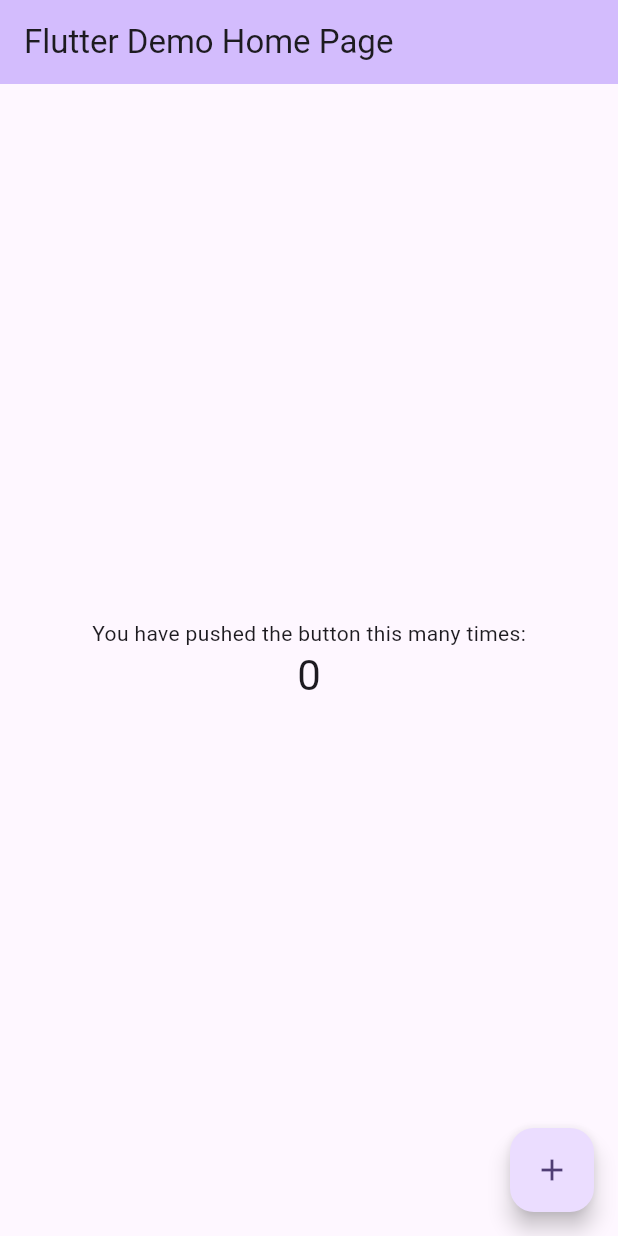
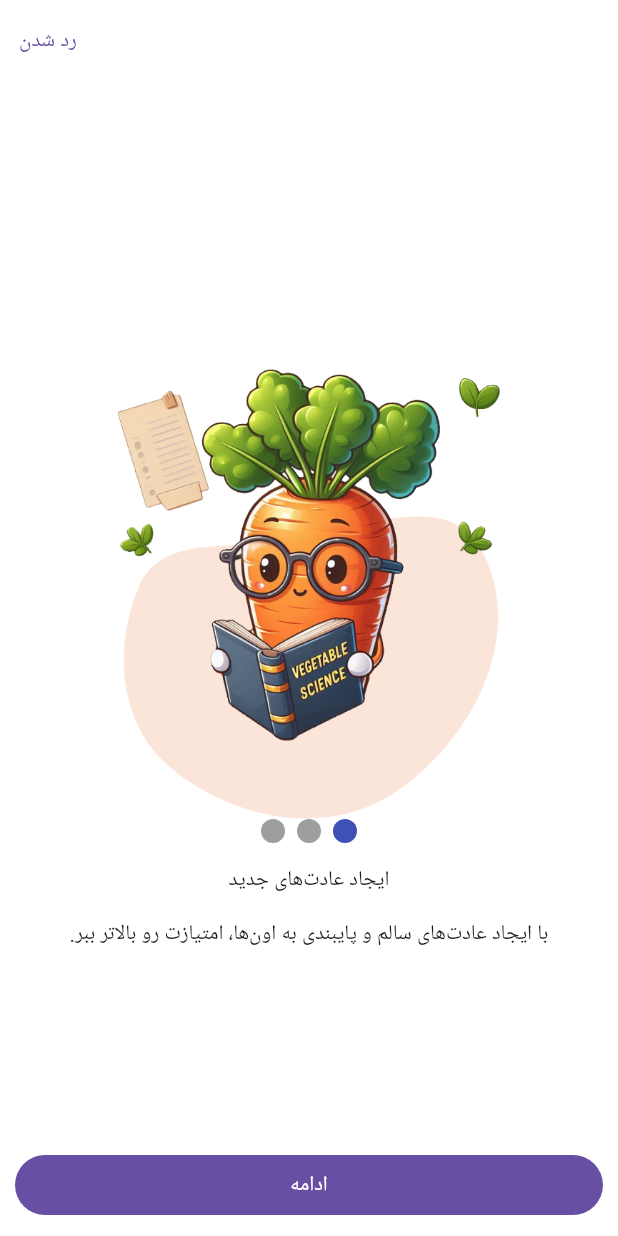
Before and after one commit to Fateme-Aghababaei/karat_habit_tracker_app, a Flutter app: the screen it shows after launch, on a phone screen of 412 x 824 dp. Run offline on Flutter 3.47's test engine with Material 3 defaults, Android fonts, the phone set to English and light mode, and no system bars; drawn by our look-alikes of smooth_page_indicator.

Commit message:
onboarding screens created

```diff
--- a/lib/main.dart
+++ b/lib/main.dart
@@ -1,125 +1,28 @@
 import 'package:flutter/material.dart';
+import 'package:flutter_localizations/flutter_localizations.dart';
+import 'package:karat_habit_tracker_app/view/onboarding_screens/onboarding_screen.dart';
 
 void main() {
   runApp(const MyApp());
 }
 
 class MyApp extends StatelessWidget {
-  const MyApp({super.key});
+  const MyApp({Key? key}) : super(key: key);
 
-  // This widget is the root of your application.
   @override
   Widget build(BuildContext context) {
-    return MaterialApp(
-      title: 'Flutter Demo',
-      theme: ThemeData(
-        // This is the theme of your application.
-        //
-        // TRY THIS: Try running your application with "flutter run". You'll see
-        // the application has a purple toolbar. Then, without quitting the app,
-        // try changing the seedColor in the colorScheme below to Colors.green
-        // and then invoke "hot reload" (save your changes or press the "hot
-        // reload" button in a Flutter-supported IDE, or press "r" if you used
-        // the command line to start the app).
-        //
-        // Notice that the counter didn't reset back to zero; the application
-        // state is not lost during the reload. To reset the state, use hot
-        // restart instead.
-        //
-        // This works for code too, not just values: Most code changes can be
-        // tested with just a hot reload.
-        colorScheme: ColorScheme.fromSeed(seedColor: Colors.deepPurple),
-        useMaterial3: true,
-      ),
-      home: const MyHomePage(title: 'Flutter Demo Home Page'),
+    return const MaterialApp(
+      localizationsDelegates: [
+        GlobalCupertinoLocalizations.delegate,
+        GlobalMaterialLocalizations.delegate,
+        GlobalWidgetsLocalizations.delegate,
+      ],
+      supportedLocales: [
+        Locale("fa", "IR"),
+      ],
+      locale: Locale("fa", "IR"),
+      debugShowCheckedModeBanner: false,
+      home: onBoardingScreen(),
     );
   }
 }
-
-class MyHomePage extends StatefulWidget {
-  const MyHomePage({super.key, required this.title});
-
-  // This widget is the home page of your application. It is stateful, meaning
-  // that it has a State object (defined below) that contains fields that affect
-  // how it looks.
-
-  // This class is the configuration for the state. It holds the values (in this
-  // case the title) provided by the parent (in this case the App widget) and
-  // used by the build method of the State. Fields in a Widget subclass are
-  // always marked "final".
-
-  final String title;
-
-  @override
-  State<MyHomePage> createState() => _MyHomePageState();
-}
-
-class _MyHomePageState extends State<MyHomePage> {
-  int _counter = 0;
-
-  void _incrementCounter() {
-    setState(() {
-      // This call to setState tells the Flutter framework that something has
-      // changed in this State, which causes it to rerun the build method below
-      // so that the display can reflect the updated values. If we changed
-      // _counter without calling setState(), then the build method would not be
-      // called again, and so nothing would appear to happen.
-      _counter++;
-    });
-  }
-
-  @override
-  Widget build(BuildContext context) {
-    // This method is rerun every time setState is called, for instance as done
-    // by the _incrementCounter method above.
-    //
-    // The Flutter framework has been optimized to make rerunning build methods
-    // fast, so that you can just rebuild anything that needs updating rather
-    // than having to individually change instances of widgets.
-    return Scaffold(
-      appBar: AppBar(
-        // TRY THIS: Try changing the color here to a specific color (to
-        // Colors.amber, perhaps?) and trigger a hot reload to see the AppBar
-        // change color while the other colors stay the same.
-        backgroundColor: Theme.of(context).colorScheme.inversePrimary,
-        // Here we take the value from the MyHomePage object that was created by
-        // the App.build method, and use it to set our appbar title.
-        title: Text(widget.title),
-      ),
-      body: Center(
-        // Center is a layout widget. It takes a single child and positions it
-        // in the middle of the parent.
-        child: Column(
-          // Column is also a layout widget. It takes a list of children and
-          // arranges them vertically. By default, it sizes itself to fit its
-          // children horizontally, and tries to be as tall as its parent.
-          //
-          // Column has various properties to control how it sizes itself and
-          // how it positions its children. Here we use mainAxisAlignment to
-          // center the children vertically; the main axis here is the vertical
-          // axis because Columns are vertical (the cross axis would be
-          // horizontal).
-          //
-          // TRY THIS: Invoke "debug painting" (choose the "Toggle Debug Paint"
-          // action in the IDE, or press "p" in the console), to see the
-          // wireframe for each widget.
-          mainAxisAlignment: MainAxisAlignment.center,
-          children: <Widget>[
-            const Text(
-              'You have pushed the button this many times:',
-            ),
-            Text(
-              '$_counter',
-              style: Theme.of(context).textTheme.headlineMedium,
-            ),
-          ],
-        ),
-      ),
-      floatingActionButton: FloatingActionButton(
-        onPressed: _incrementCounter,
-        tooltip: 'Increment',
-        child: const Icon(Icons.add),
-      ), // This trailing comma makes auto-formatting nicer for build methods.
-    );
-  }
-}
--- /dev/null
+++ b/lib/model/entity/onboarding_info.dart
@@ -0,0 +1,11 @@
+class OnboardingInfo {
+  final String title;
+  final String description;
+  final String image;
+
+  OnboardingInfo({
+    required this.title,
+    required this.description,
+    required this.image,
+  });
+}
--- /dev/null
+++ b/lib/model/entity/onboarding_items.dart
@@ -0,0 +1,23 @@
+import 'onboarding_info.dart';
+
+class OnboardingItems{
+  List<OnboardingInfo> items = [
+    OnboardingInfo(
+      title: 'ایجاد عادت‌های جدید',
+      description: 'با ایجاد عادت‌های سالم و پایبندی به اون‌ها، امتیازت رو بالاتر ببر.',
+      image: 'assets/onboarding1.png',
+    ),
+
+    OnboardingInfo(
+      title: 'شرکت در چالش‌های گروهی',
+      description: 'با شرکت توی چالش‌های گروهی، امتیاز بگیر و جدی‌تر به عادت‌ها و کارهات پایبند شو.',
+      image: 'assets/onboarding2.png',
+    ),
+
+    OnboardingInfo(
+      title: 'پیگیری روند پیشرفت',
+      description: 'با بررسی روند پیشرفتت در کنار رقابت با دیگران، انگیزه‌ات رو بیشتر کن.',
+      image: 'assets/onboarding3.png',
+    ),
+  ];
+}
--- /dev/null
+++ b/lib/view/onboarding_screens/onboarding_screen.dart
@@ -0,0 +1,106 @@
+import 'package:flutter/material.dart';
+import 'package:karat_habit_tracker_app/model/entity/onboarding_items.dart';
+import 'package:smooth_page_indicator/smooth_page_indicator.dart';
+
+class onBoardingScreen extends StatefulWidget {
+  const onBoardingScreen({super.key});
+
+  @override
+  State<onBoardingScreen> createState() => _onBoardingScreenState();
+}
+
+class _onBoardingScreenState extends State<onBoardingScreen> {
+  // controller to keep track of which page we are on
+  final controller = OnboardingItems();
+  final _pageController = PageController();
+
+  bool isLastPage = false;
+
+  @override
+  Widget build(BuildContext context) {
+    return Scaffold(
+      backgroundColor: Colors.white,
+      appBar: isLastPage? null : AppBar(
+        backgroundColor: Colors.white,
+        actions: [
+          TextButton(
+            onPressed: () {
+              _pageController.jumpToPage(2);
+            },
+            child: const Text('رد شدن'),
+          ),
+        ],
+      ),
+
+      bottomSheet: Container(
+        color: Colors.white,
+        padding: const EdgeInsets.symmetric(horizontal: 10, vertical: 10),
+        width: MediaQuery.of(context).size.width,
+        child: isLastPage? authButtons() : FilledButton(onPressed: () {
+              _pageController.nextPage(
+                duration: const Duration(milliseconds: 300),
+                curve: Curves.easeInOut,
+              );
+            }, child: const Text(
+              'ادامه',
+              style: TextStyle(color: Colors.white),
+            )),
+      ),
+
+      body: Container(
+        color: Colors.white,
+        margin: const EdgeInsets.all(15),
+        child: PageView.builder(
+          onPageChanged: (index) => setState(()=> isLastPage = index == controller.items.length - 1),
+            itemCount: controller.items.length,
+            controller: _pageController,
+            itemBuilder: (context, index) {
+              return Column(
+                mainAxisAlignment: MainAxisAlignment.center,
+                children: [
+                  Column(
+                    children: [
+                      Image.asset(controller.items[index].image, height: 300),
+                      SmoothPageIndicator(controller: _pageController, count: 3)
+                    ],
+                  ),
+
+                  const SizedBox(height: 15),
+                  Text(controller.items[index].title),
+                  const SizedBox(height: 15),
+                  Text(controller.items[index].description),
+                ],
+              );
+            },
+          ),
+
+          // Container(
+          //   alignment: Alignment(0, 0.5),
+          //     child: SmoothPageIndicator(controller: _pageController, count: 3)
+          // ),
+      )
+    );
+  }
+
+  // sign up and login button
+  Widget authButtons() {
+    return Column(
+      mainAxisSize: MainAxisSize.min,
+      crossAxisAlignment: CrossAxisAlignment.stretch,
+      children: [
+        FilledButton(
+          onPressed: () {
+            // Navigate to the sign up screen
+          },
+          child: const Text('ثبت نام', style: TextStyle(color: Colors.white)),
+        ),
+        OutlinedButton(
+          onPressed: () {
+            // Navigate to the login screen
+          },
+          child: const Text('ورود', style: TextStyle(color: Colors.black)),
+        ),
+      ],
+    );
+  }
+}
```
Also changed, not shown: pubspec.yaml (+5 -2 lines), assets/onboarding1.png (added), assets/onboarding2.png (added), assets/onboarding3.png (added).
